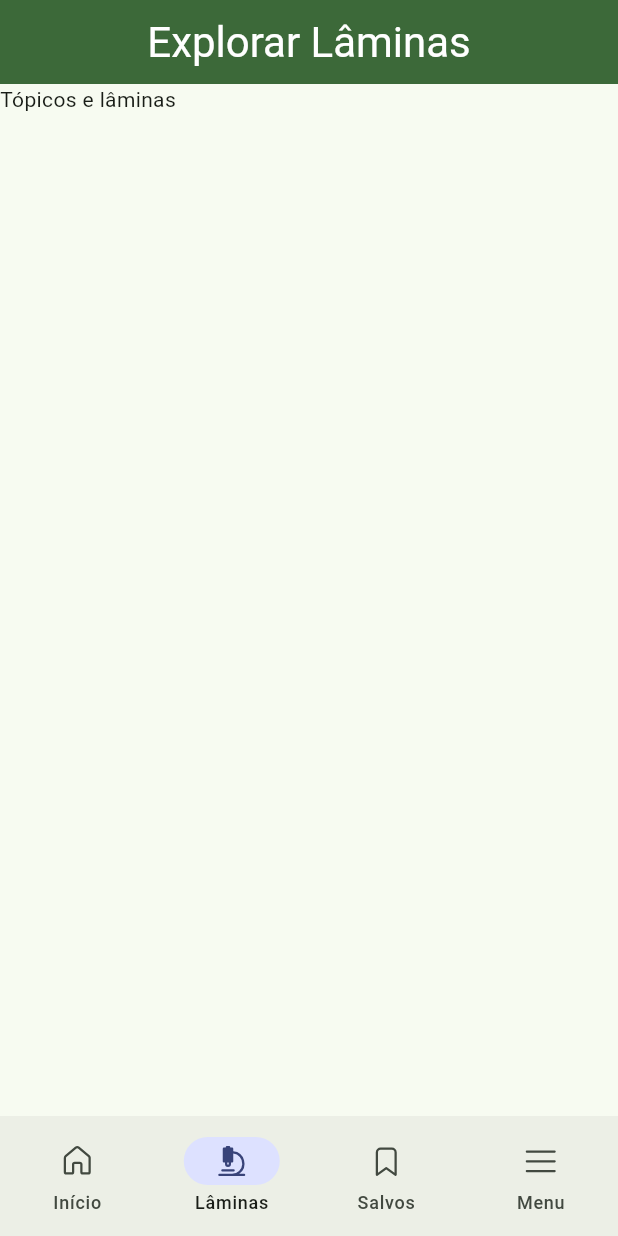
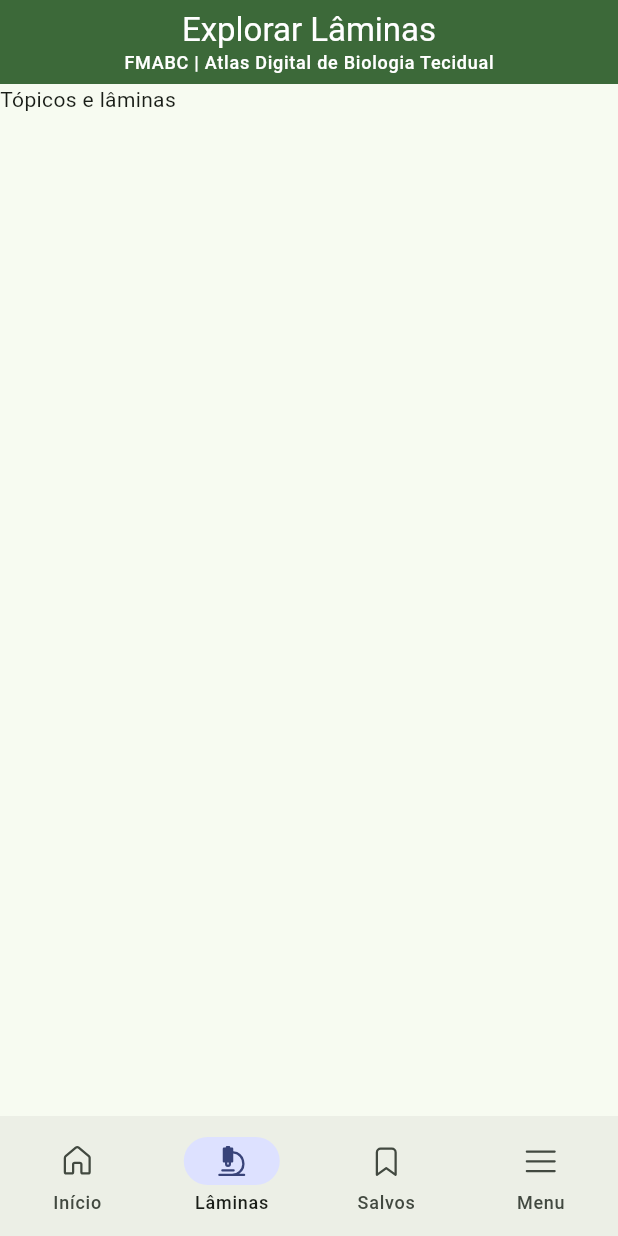
Before and after one commit to guimduarte/TTI206-ProjetoIntegradorInterdisciplinar-DesenvolvimentoMultiplataforma, a Flutter app: the screen it shows after launch, item 2 of the bottom bar chosen, on a phone screen of 412 x 824 dp. Run offline on Flutter 3.47's test engine with Material 3 defaults, Android fonts, the phone set to English and light mode, and no system bars; our stand-ins replace fluentui_system_icons, go_router.

Commit message:
feat(slides-themes): AppBar da página de lâminas

```diff
--- a/atlas_digital_fmabc/lib/screens/admin/auth/login_page.dart
+++ b/atlas_digital_fmabc/lib/screens/admin/auth/login_page.dart
@@ -18,9 +18,10 @@ class LoginPage extends StatelessWidget {
     /// AppBar da página de login.
     final appBar = AppBar(
       centerTitle: true,
-      title: const TitleAndSupportingText(
+      title: TitleAndSupportingText(
         title: "Entrar como Professor",
         supportingText: "FMABC | Atlas Digital de Biologia Tecidual",
+        color: Theme.of(context).colorScheme.onSurface,
       ),
     );
 
--- a/atlas_digital_fmabc/lib/screens/slides/slides_themes_page.dart
+++ b/atlas_digital_fmabc/lib/screens/slides/slides_themes_page.dart
@@ -1,3 +1,4 @@
+import 'package:atlas_digital_fmabc/widgets/layout/app_bar/title_and_supporting_text.dart';
 import 'package:flutter/material.dart';
 
 /// Página inicial da aba lâminas.
@@ -15,7 +16,7 @@ class SlidesThemesPage extends StatelessWidget {
     );
   }
 
-  /// AppBar da página inicial.
+  /// AppBar da.
   AppBar _slidesAppBar(BuildContext context) {
     final theme = Theme.of(context);
     return AppBar(
@@ -23,11 +24,10 @@ class SlidesThemesPage extends StatelessWidget {
       backgroundColor: theme.colorScheme.primary,
       foregroundColor: theme.colorScheme.onPrimary,
       // título da página
-      title: Text(
-        "Explorar Lâminas",
-        style: theme.textTheme.headlineMedium?.copyWith(
-          color: theme.colorScheme.onPrimary,
-        ),
+      title: TitleAndSupportingText(
+        title: "Explorar Lâminas",
+        supportingText: "FMABC | Atlas Digital de Biologia Tecidual",
+        color: theme.colorScheme.onPrimary,
       ),
       centerTitle: true,
     );
--- a/atlas_digital_fmabc/lib/widgets/layout/app_bar/title_and_supporting_text.dart
+++ b/atlas_digital_fmabc/lib/widgets/layout/app_bar/title_and_supporting_text.dart
@@ -6,17 +6,27 @@ class TitleAndSupportingText extends StatelessWidget {
     super.key,
     required this.title,
     required this.supportingText,
+    required this.color,
   });
 
   final String title;
   final String supportingText;
+  final Color color;
 
   @override
   Widget build(BuildContext context) {
     return Column(
       children: [
-        Text(title, style: Theme.of(context).textTheme.titleLarge),
-        Text(supportingText, style: Theme.of(context).textTheme.labelMedium),
+        Text(
+          title,
+          style: Theme.of(context).textTheme.titleLarge!.copyWith(color: color),
+        ),
+        Text(
+          supportingText,
+          style: Theme.of(
+            context,
+          ).textTheme.labelMedium!.copyWith(color: color),
+        ),
       ],
     );
   }
```
